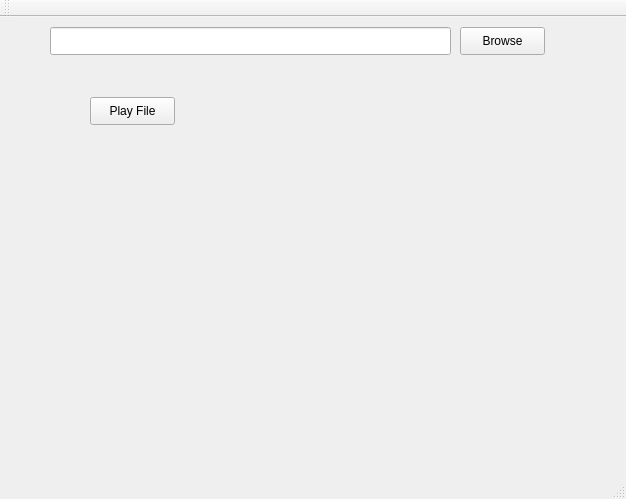
The window that dsp/mainwindow.ui (labhack/dayton-audio-pipeline) describes before a commit, drawn with Qt 5.
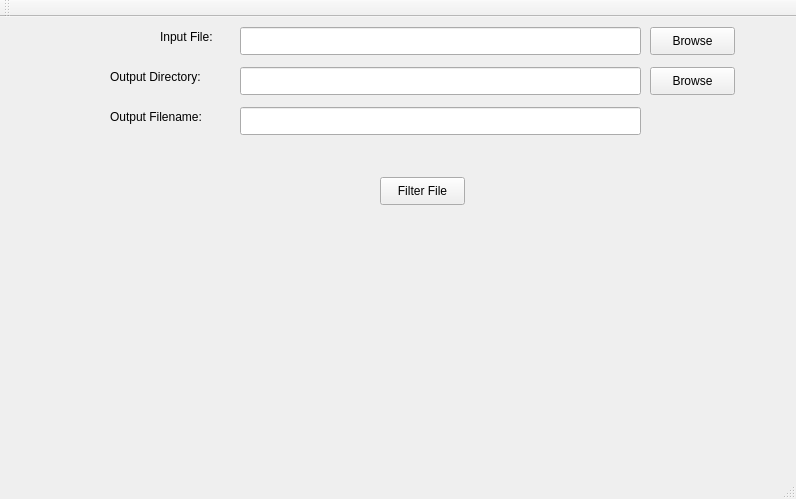
The same window after the commit.

Commit message: Update GUI to input/output file and begin top_block changes to allow runtime parameters for filter

What changed in the file:
```diff
--- a/dsp/mainwindow.ui
+++ b/dsp/mainwindow.ui
@@ -6,7 +6,7 @@
    <rect>
     <x>0</x>
     <y>0</y>
-    <width>626</width>
+    <width>796</width>
     <height>499</height>
    </rect>
   </property>
@@ -17,7 +17,7 @@
    <widget class="QLineEdit" name="txtFilename">
     <property name="geometry">
      <rect>
-      <x>50</x>
+      <x>240</x>
       <y>10</y>
       <width>401</width>
       <height>28</height>
@@ -27,7 +27,7 @@
    <widget class="QPushButton" name="btnFileBrowser">
     <property name="geometry">
      <rect>
-      <x>460</x>
+      <x>650</x>
       <y>10</y>
       <width>85</width>
       <height>28</height>
@@ -40,14 +40,86 @@
    <widget class="QPushButton" name="btnPlayFile">
     <property name="geometry">
      <rect>
-      <x>90</x>
-      <y>80</y>
+      <x>380</x>
+      <y>160</y>
       <width>85</width>
       <height>28</height>
      </rect>
     </property>
     <property name="text">
-     <string>Play File</string>
+     <string>Filter File</string>
+    </property>
+   </widget>
+   <widget class="QLabel" name="label">
+    <property name="geometry">
+     <rect>
+      <x>160</x>
+      <y>10</y>
+      <width>71</width>
+      <height>20</height>
+     </rect>
+    </property>
+    <property name="text">
+     <string>Input File:</string>
+    </property>
+   </widget>
+   <widget class="QLineEdit" name="txtOutputDir">
+    <property name="geometry">
+     <rect>
+      <x>240</x>
+      <y>50</y>
+      <width>401</width>
+      <height>28</height>
+     </rect>
+    </property>
+   </widget>
+   <widget class="QPushButton" name="btnDirBrowser">
+    <property name="geometry">
+     <rect>
+      <x>650</x>
+      <y>50</y>
+      <width>85</width>
+      <height>28</height>
+     </rect>
+    </property>
+    <property name="text">
+     <string>Browse</string>
+    </property>
+   </widget>
+   <widget class="QLabel" name="label_2">
+    <property name="geometry">
+     <rect>
+      <x>110</x>
+      <y>50</y>
+      <width>131</width>
+      <height>20</height>
+     </rect>
+    </property>
+    <property name="text">
+     <string>Output Directory:</string>
+    </property>
+   </widget>
+   <widget class="QLabel" name="label_3">
+    <property name="geometry">
+     <rect>
+      <x>110</x>
+      <y>90</y>
+      <width>121</width>
+      <height>20</height>
+     </rect>
+    </property>
+    <property name="text">
+     <string>Output Filename:</string>
+    </property>
+   </widget>
+   <widget class="QLineEdit" name="txtOutputFilename">
+    <property name="geometry">
+     <rect>
+      <x>240</x>
+      <y>90</y>
+      <width>401</width>
+      <height>28</height>
+     </rect>
     </property>
    </widget>
   </widget>
```
Left out of the diff: 4 changed lines with no effect on the pictures. The commit also changes 3 other files.
